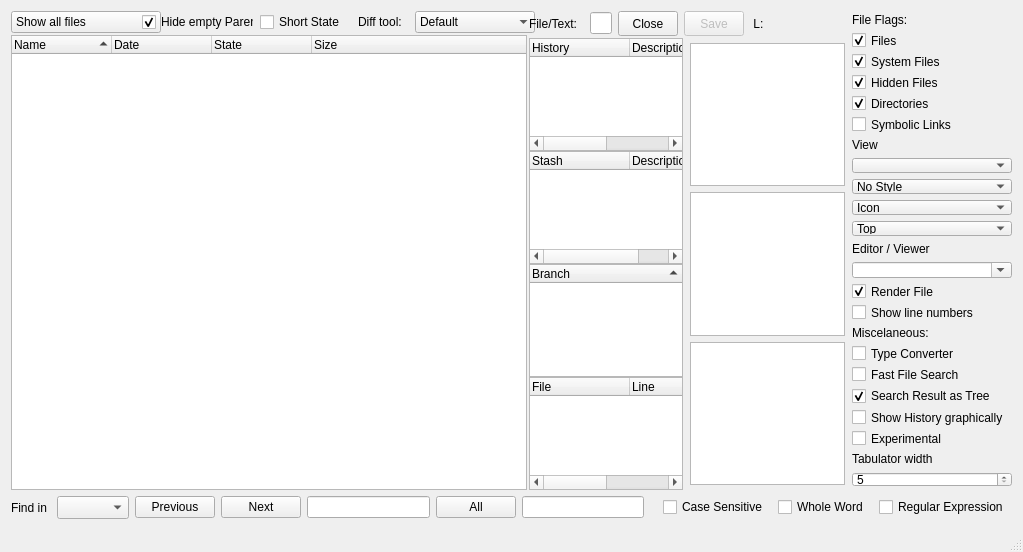
The window that source/mainwindow.ui (Rolloke/GUI-Apps) describes before a commit, drawn with Qt 5.
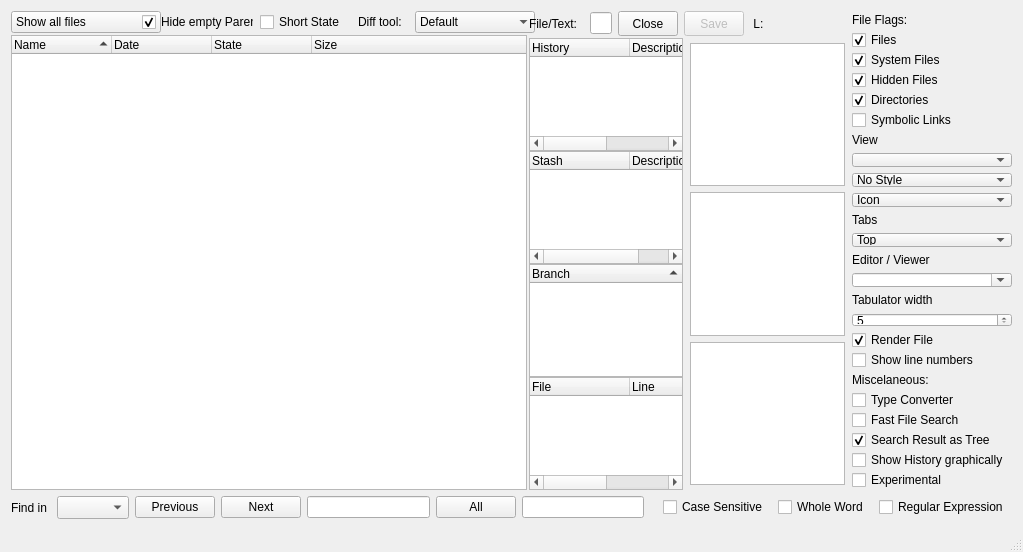
The same window after the commit. Icons and pictures are not drawn. Custom widgets are drawn as their Qt base class.

```diff
--- a/source/mainwindow.ui
+++ b/source/mainwindow.ui
@@ -755,6 +755,13 @@
           </item>
          </widget>
         </item>
+        <item>
+         <widget class="QLabel" name="label">
+          <property name="text">
+           <string>Tabs</string>
+          </property>
+         </widget>
+        </item>
         <item>
          <widget class="QComboBox" name="comboTabPosition">
           <item>
@@ -805,6 +812,26 @@
           </property>
          </widget>
         </item>
+        <item>
+         <widget class="QLabel" name="labelTabwidth">
+          <property name="text">
+           <string>Tabulator width</string>
+          </property>
+         </widget>
+        </item>
+        <item>
+         <widget class="QSpinBox" name="spinTabulator">
+          <property name="toolTip">
+           <string>Tabulator width</string>
+          </property>
+          <property name="minimum">
+           <number>5</number>
+          </property>
+          <property name="maximum">
+           <number>150</number>
+          </property>
+         </widget>
+        </item>
         <item>
          <widget class="QCheckBox" name="ckRenderGraphicFile">
           <property name="toolTip">
@@ -888,26 +915,6 @@
           </property>
          </widget>
         </item>
-        <item>
-         <widget class="QLabel" name="label">
-          <property name="text">
-           <string>Tabulator width</string>
-          </property>
-         </widget>
-        </item>
-        <item>
-         <widget class="QSpinBox" name="spinTabulator">
-          <property name="toolTip">
-           <string>Tabulator width</string>
-          </property>
-          <property name="minimum">
-           <number>5</number>
-          </property>
-          <property name="maximum">
-           <number>150</number>
-          </property>
-         </widget>
-        </item>
        </layout>
       </item>
      </layout>
```
Left out of the diff: 2 changed lines with no effect on the pictures.
